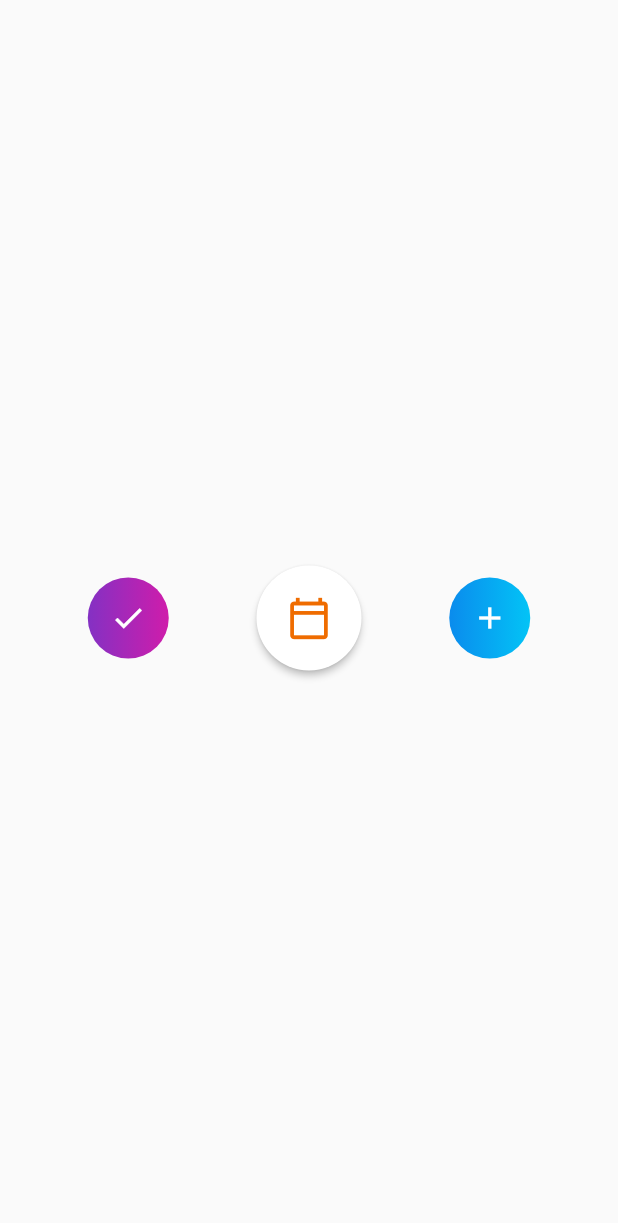
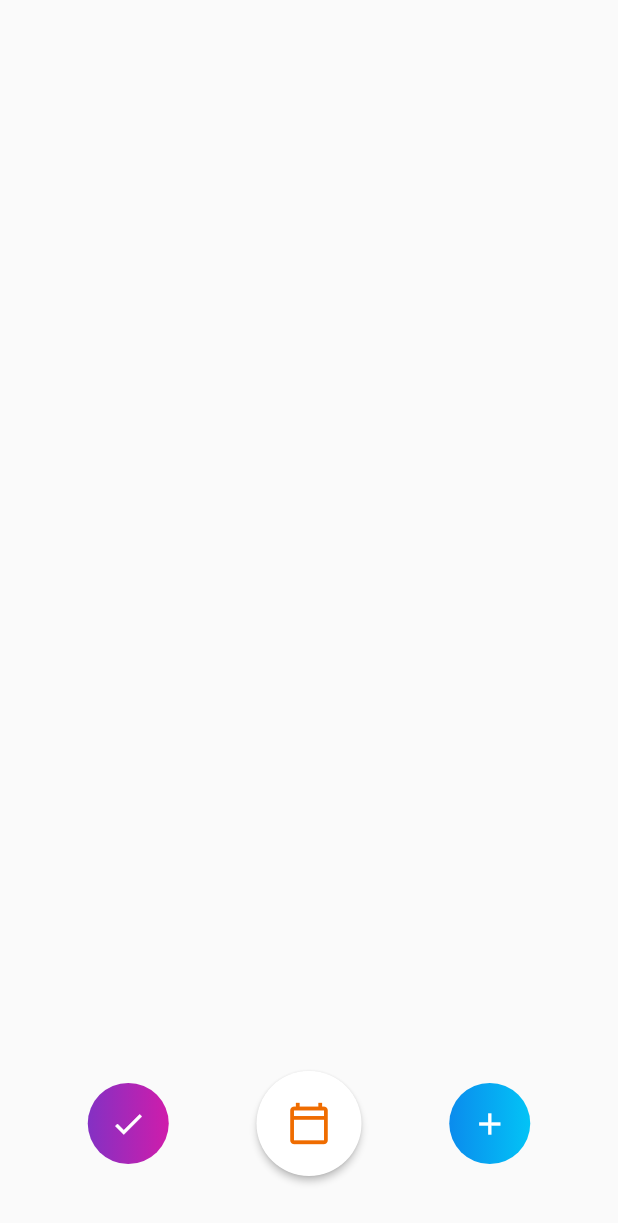
Before and after one commit to BashirYesufu/ToDo-Flutter, a Flutter app: the screen it shows after launch, on a phone screen of 412 x 824 dp. Shown: the top 1223 px of the screen. Run offline on Flutter 3.47's test engine with Material 2 defaults, Android fonts, the phone set to English and light mode, and no system bars.

Commit message:
Added the three main buttons to the screen's bottom

```diff
--- a/kobo_todo_app/lib/home.dart
+++ b/kobo_todo_app/lib/home.dart
@@ -12,8 +12,10 @@ class _HomeState extends State<Home> {
   @override
   Widget build(BuildContext context) {
     return Scaffold(
-      body: Center(
-        child: Row(
+      body: Column(
+        mainAxisAlignment: MainAxisAlignment.end,
+        children: [
+          Row(
             mainAxisAlignment: MainAxisAlignment.spaceEvenly,
             children: [
 
@@ -41,6 +43,8 @@ class _HomeState extends State<Home> {
 
             ],
           ),
+          SizedBox(height: 40.0,)
+        ],
       ),
     );
   }
```
Lines whose indentation alone changed are shown as unchanged.
